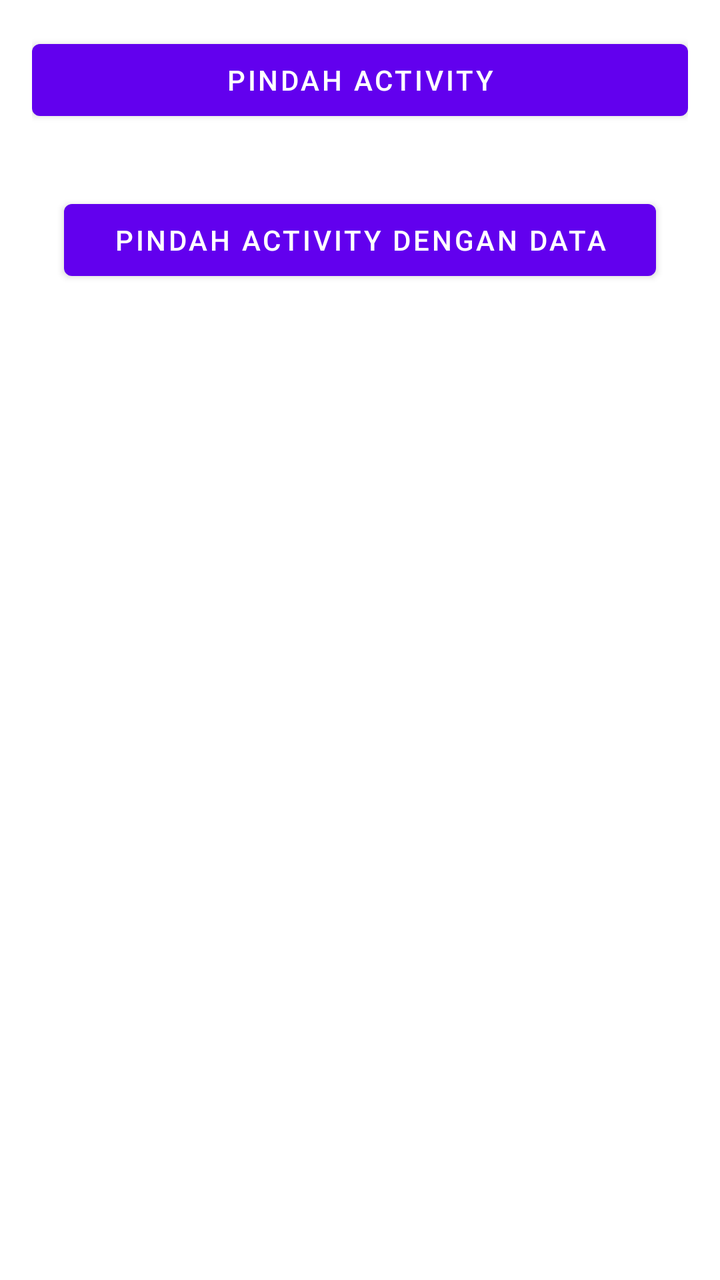
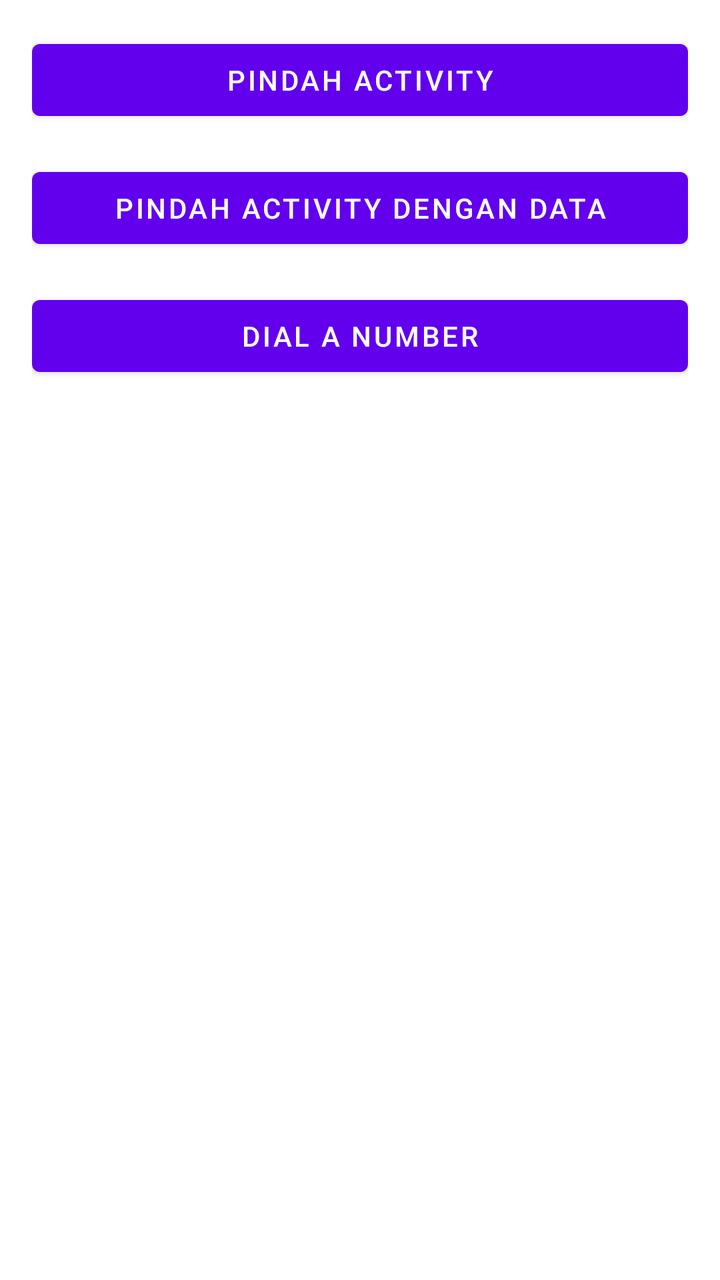

The first picture is an Android layout as it rendered before a commit; the second is the same layout after the commit. The layout source and the unified diff follow.
<!-- AndroidManifest.xml: application theme Theme.MyIntentApp -->
<!-- res/layout/activity_main.xml -->
<?xml version="1.0" encoding="utf-8"?>
<LinearLayout xmlns:android="http://schemas.android.com/apk/res/android"
    xmlns:tools="http://schemas.android.com/tools"
    android:layout_width="match_parent"
    android:layout_height="match_parent"
    android:orientation="vertical"
    android:padding="16dp">

    <Button
        android:id="@+id/btn_move_activity"
        android:layout_width="match_parent"
        android:layout_height="wrap_content"
        android:layout_marginBottom="16dp"
        android:text="@string/move_activity" />

    <Button
        android:id="@+id/btn_move_activity_data"
        android:layout_width="match_parent"
        android:layout_height="wrap_content"
        android:layout_margin="16dp"
        android:text="@string/move_with_data" />
</LinearLayout>
<!-- resources referenced by this layout -->
<resources>
  <string name="move_activity">Pindah Activity</string>
  <string name="move_with_data">Pindah Activity dengan Data</string>
  <style name="Theme.MyIntentApp" parent="Theme.MaterialComponents.DayNight.DarkActionBar">
          
          <item name="colorPrimary">@color/purple_500</item>
          <item name="colorPrimaryVariant">@color/purple_700</item>
          <item name="colorOnPrimary">@color/white</item>
          
          <item name="colorSecondary">@color/teal_200</item>
          <item name="colorSecondaryVariant">@color/teal_700</item>
          <item name="colorOnSecondary">@color/black</item>
          
          <item name="android:statusBarColor" tools:targetApi="l">?attr/colorPrimaryVariant</item>
          
      </style>
  <color name="purple_500">#FF6200EE</color>
  <color name="purple_700">#FF3700B3</color>
  <color name="white">#FFFFFFFF</color>
  <color name="teal_200">#FF03DAC5</color>
  <color name="teal_700">#FF018786</color>
  <color name="black">#FF000000</color>
</resources>

<!-- the commit's change to res/layout/activity_main.xml (unified diff, before → after) -->
@@ -17,6 +17,14 @@
         android:id="@+id/btn_move_activity_data"
         android:layout_width="match_parent"
         android:layout_height="wrap_content"
-        android:layout_margin="16dp"
+        android:layout_marginBottom="16dp"
         android:text="@string/move_with_data" />
+
+    <Button
+        android:id="@+id/btn_dial_number"
+        android:layout_width="match_parent"
+        android:layout_height="wrap_content"
+        android:layout_marginBottom="16dp"
+        android:text="@string/dial_number" />
+
 </LinearLayout>
<!-- resource entries referenced after the edit -->
@@ -1,5 +1,6 @@
 <!-- resources referenced by this layout -->
 <resources>
+  <string name="dial_number">Dial a Number</string>
   <string name="move_activity">Pindah Activity</string>
   <string name="move_with_data">Pindah Activity dengan Data</string>
   <style name="Theme.MyIntentApp" parent="Theme.MaterialComponents.DayNight.DarkActionBar">
